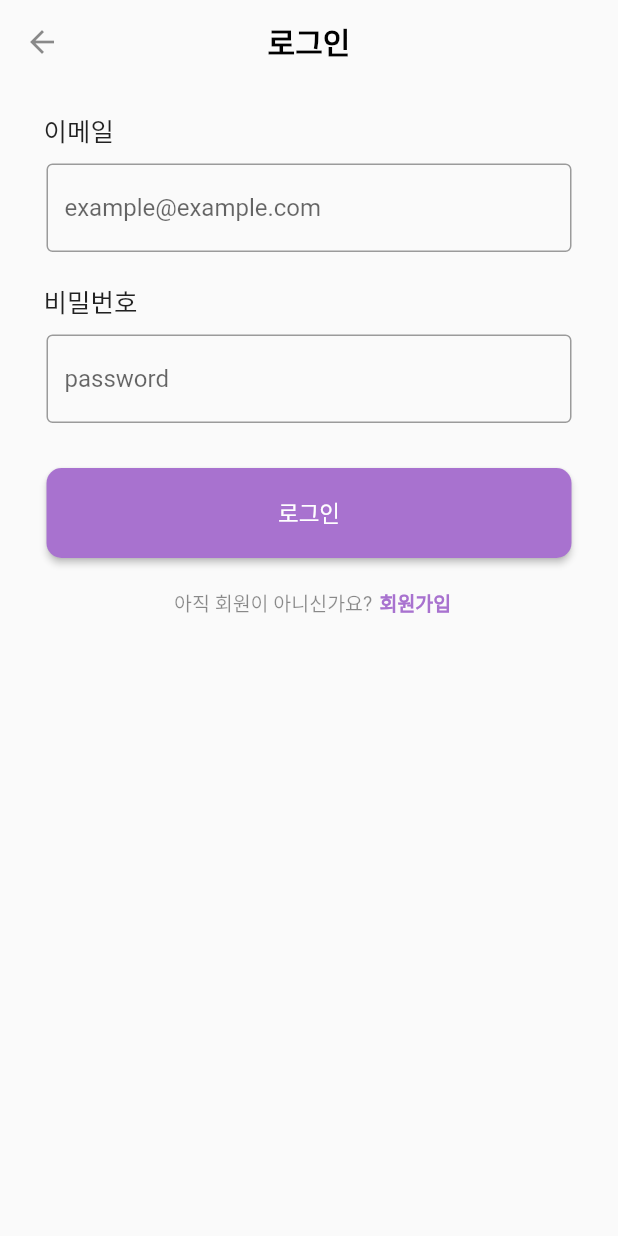
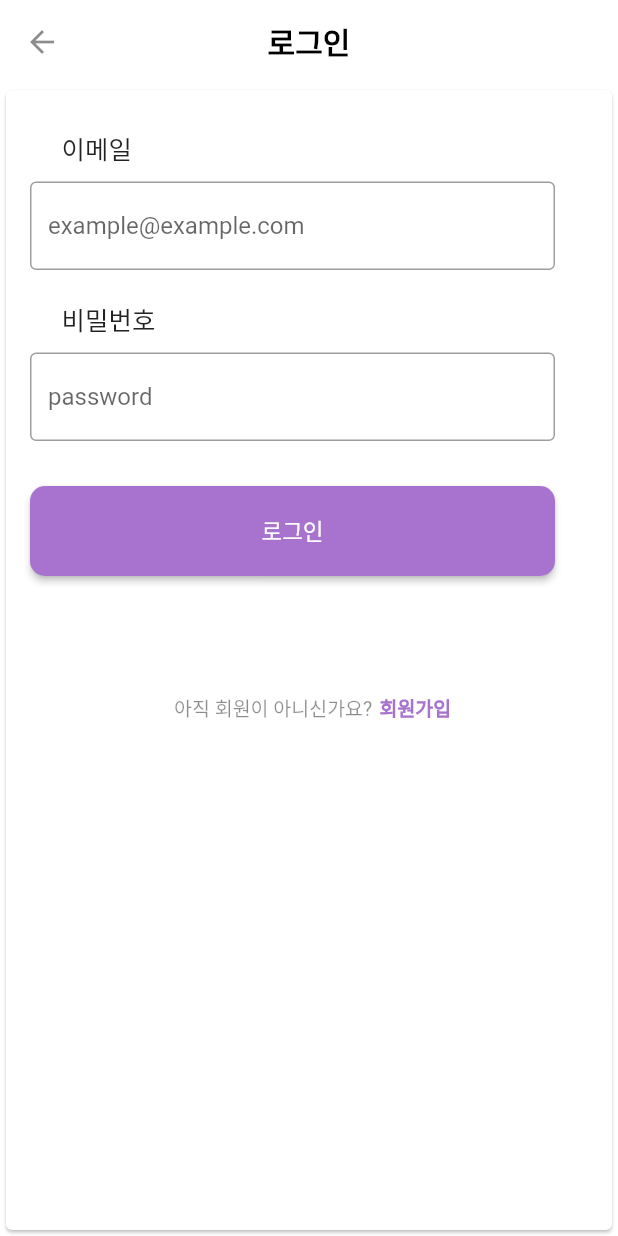
Before and after one commit to suzumsz/WRUG, a Flutter app: the screen it shows after launch, in the side drawer, after a tap on "로그인", on a phone screen of 412 x 824 dp. Run offline on Flutter 3.47's test engine with Material 2 defaults, Android fonts, the phone set to English and light mode, and no system bars; our stand-ins replace firebase_auth, firebase_core, flutter_signin_button, flutter_swiper; accounts and stored records are empty.

Commit message:
로그인성공

```diff
--- a/lib/Login_page.dart
+++ b/lib/Login_page.dart
@@ -5,21 +5,24 @@ import 'package:firebase_auth/firebase_auth.dart';
 
 final FirebaseAuth _auth = FirebaseAuth.instance;
 
-void main() {
-  runApp(LoginPage());
+const PrimaryColor = Color.fromRGBO(168, 114, 207, 1);
+const SubColor = Color.fromRGBO(241, 230, 250, 1);
+
+class LoginPage extends StatefulWidget {
+  @override
+  State<StatefulWidget> createState() => _LoginPageState();
 }
 
-class LoginPage extends StatelessWidget {
+class _LoginPageState extends State<LoginPage> {
+  final GlobalKey<FormState> _formKey = GlobalKey<FormState>();
+  final TextEditingController _emailController = TextEditingController();
+  final TextEditingController _passwordController = TextEditingController();
+
+  bool _success;
+  String _userEmail;
+  String _error;
 
   @override
-  String _email;
-  String _password;
-
-  static const PrimaryColor = Color.fromRGBO(168, 114, 207, 1);
-  static const SubColor = Color.fromRGBO(241, 230, 250, 1);
-
-  final GlobalKey<FormState> _formKey = GlobalKey<FormState>();
-
   Widget build(BuildContext context) {
     return MaterialApp(
       theme: ThemeData(
@@ -27,7 +30,9 @@ class LoginPage extends StatelessWidget {
         visualDensity: VisualDensity.adaptivePlatformDensity,
       ),
       home: Scaffold(
+        key: _formKey,
         resizeToAvoidBottomInset: false,
+        backgroundColor: Colors.white,
         appBar: AppBar(
           title: Text('로그인',
               style: TextStyle(
@@ -39,17 +44,20 @@ class LoginPage extends StatelessWidget {
           elevation: 0.0,
           leading: IconButton(
               onPressed: () {
-                    Navigator.push(context,
-                        MaterialPageRoute(builder: (context) => MyApp()));
+                Navigator.push(
+                    context, MaterialPageRoute(builder: (context) => MyApp()));
               },
               color: Colors.black45,
               icon: Icon(Icons.arrow_back)),
         ),
-            body: Padding(
-                padding: EdgeInsets.all(8.0),
-                child: Form(
+        body: Form(
             key: _formKey,
-                    child: Column(children: <Widget>[
+            child: Card(
+                child: Padding(
+                    padding: EdgeInsets.all(16),
+                    child: Column(
+                        crossAxisAlignment: CrossAxisAlignment.start,
+                        children: <Widget>[
                           SizedBox(
                             height: 10.0,
                           ),
@@ -65,6 +73,7 @@ class LoginPage extends StatelessWidget {
                           Container(
                             width: 350.0,
                             child: TextFormField(
+                              controller: _emailController,
                               decoration: InputDecoration(
                                 border: OutlineInputBorder(),
                                 hintText: 'example@example.com',
@@ -75,12 +84,6 @@ class LoginPage extends StatelessWidget {
                                 }
                                 return null;
                               },
-                          onChanged: (result) {
-                            _email = result;
-                          },
-                          /*onSaved: (String value) {
-                            _email = value;
-                          },*/
                             ),
                           ),
                           SizedBox(
@@ -98,22 +101,17 @@ class LoginPage extends StatelessWidget {
                           Container(
                             width: 350.0,
                             child: TextFormField(
+                              controller: _passwordController,
                               decoration: InputDecoration(
                                 border: OutlineInputBorder(),
                                 hintText: 'password',
                               ),
-                          onChanged: (result) {
-                            _password = result;
-                          },
                               validator: (String value) {
                                 if (value.isEmpty) {
                                   return '비밀번호를 확인해 주세요.';
                                 }
                                 return null;
                               },
-                          /*onSaved: (String value) {
-                            _password = value;
-                          },*/
                               obscureText: true,
                             ),
                           ),
@@ -125,31 +123,16 @@ class LoginPage extends StatelessWidget {
                             height: 60.0,
                             child: RaisedButton(
                               onPressed: () {
-                            print(_email + '\n' + _password);
-                            if (!_formKey.currentState.validate()) {
-                              return;
-                            }
-                            Auth();
+                                if (_formKey.currentState.validate()) {
+                                  _signIn();
                                   Navigator.push(
                                       context,
-                                    MaterialPageRoute(builder: (context) =>
-                                        MyApp()));
-                                _formKey.currentState.save();
-
-                                print(_email);
-                                print(_password);
-
-                            // var authHandler = new Auth();
-                            // authHandler
-                            //     .handleSignInEmail(_email, _password)
-                            //     .then((FirebaseUser user) {
-                            //   Navigator.push(
-                            //       context,
-                            //       new MaterialPageRoute(
-                            //           builder: (context) => MainPage()));
-                            // }).catchError((e) => print(e));
+                                      MaterialPageRoute(
+                                          builder: (context) => MyApp()));
+                                }
                               },
-                          child: Text('로그인', style: TextStyle(fontSize: 15)),
+                              child:
+                                  Text('로그인', style: TextStyle(fontSize: 15)),
                               textColor: Colors.white,
                               color: PrimaryColor,
                               shape: RoundedRectangleBorder(
@@ -161,6 +144,24 @@ class LoginPage extends StatelessWidget {
                             height: 20.0,
                           ),
                           Container(
+                            padding: EdgeInsets.all(5),
+                            alignment: Alignment.center,
+                            child: Column(
+                              children: <Widget>[
+                                Text(_success == null
+                                    ? ''
+                                    : (_success
+                                        ? '사용자 로그인에 성공하였습니다.\n 이메일: ' +
+                                            _userEmail
+                                        : '사용자 로그인에 실패하였습니다')),
+                                SizedBox(
+                                  height: 16,
+                                ),
+                                Text(_error == null ? '' : _error),
+                              ],
+                            ),
+                          ),
+                          Container(
                               width: 1000,
                               child: Row(
                                 mainAxisAlignment: MainAxisAlignment.center,
@@ -169,14 +170,16 @@ class LoginPage extends StatelessWidget {
                                     child: Text('아직 회원이 아니신가요?   ',
                                         textAlign: TextAlign.center,
                                         style: TextStyle(
-                                        fontSize: 13, color: Colors.black45)),
+                                            fontSize: 13,
+                                            color: Colors.black45)),
                                   ),
                                   InkWell(
                                     onTap: () {
                                       Navigator.push(
                                           context,
                                           MaterialPageRoute(
-                                          builder: (context) => JoinPage()));
+                                              builder: (context) =>
+                                                  JoinPage()));
                                     },
                                     child: Text('회원가입',
                                         textAlign: TextAlign.center,
@@ -187,27 +190,43 @@ class LoginPage extends StatelessWidget {
                                   )
                                 ],
                               )),
-                    ]
-                    )
-                )
-            )
+                        ])))),
       ),
     );
   }
-  void Auth() async {
 
+  @override
+  void dispose() {
+    _emailController.dispose();
+    _passwordController.dispose();
+    super.dispose();
+  }
+
+  //사용자 로그인 처리
+  void _signIn() async {
     try {
       final User user = (await _auth.signInWithEmailAndPassword(
-        email: _email,
-        password: _password,
-      )).user;
+        email: _emailController.text,
+        password: _passwordController.text,
+      ))
+          .user;
 
       if (user != null) {
-        _email = user.email;
+        setState(() {
+          _success = true;
+          _userEmail = user.email;
+        });
       } else {
+        setState(() {
+          _success = false;
+        });
       }
     } catch (e) {
       print(e);
+      setState(() {
+        _error = e.toString();
+        _success = false;
+      });
     }
   }
 }
--- a/lib/main.dart
+++ b/lib/main.dart
@@ -5,8 +5,11 @@ import 'Check_page.dart';
 import 'Account_Page.dart';
 import 'Details_page.dart';
 import 'package:firebase_auth/firebase_auth.dart';
-
-void main() {
+import 'package:firebase_core/firebase_core.dart';
+
+Future<void> main() async {
+  WidgetsFlutterBinding.ensureInitialized();
+  await Firebase.initializeApp();
   runApp(MyApp());
 }
 
@@ -18,7 +21,6 @@ final _location = '인천광역시 강화군 불은면 강화동로 416';
 final app = AppState(false, null);
 
 class MyApp extends StatelessWidget {
-
   @override
   Widget build(BuildContext context) {
     return MaterialApp(
@@ -34,7 +36,7 @@ class MyApp extends StatelessWidget {
   }
 }
 
-class AppState{
+class AppState {
   bool loading;
   FirebaseUser user;
   AppState(this.loading, this.user);
@@ -50,9 +52,8 @@ class MainPage extends StatelessWidget {
 
   @override
   Widget build(BuildContext context) {
-
     // 로그인 된 경우 DrawerHeader
-    Widget Login_done(){
+    Widget Login_done() {
       return new DrawerHeader(
         decoration: BoxDecoration(
           color: Color.fromRGBO(137, 71, 184, 1),
@@ -68,7 +69,7 @@ class MainPage extends StatelessWidget {
     }
 
     // 로그인 된 경우 로그아웃 버튼
-    Widget Login_dones(){
+    Widget Login_dones() {
       return new ListTile(
         leading: Icon(Icons.logout),
         title: Text('로그아웃'),
@@ -76,14 +77,14 @@ class MainPage extends StatelessWidget {
           // 로그아웃 처리
           _auth.signOut();
 
-          Navigator.push(context,
-              MaterialPageRoute(builder: (context) => MyApp()));
+          Navigator.push(
+              context, MaterialPageRoute(builder: (context) => MyApp()));
         },
       );
     }
 
     // 로그인 안 된 경우 DrawerHeader
-    Widget Login_Signup(){
+    Widget Login_Signup() {
       return new DrawerHeader(
         decoration: BoxDecoration(
           color: Color.fromRGBO(137, 71, 184, 1),
@@ -99,60 +100,60 @@ class MainPage extends StatelessWidget {
     }
 
     // 로그인 안 된 경우 로그인 버튼
-    Widget Login_Signups(){
+    Widget Login_Signups() {
       return new ListTile(
         leading: Icon(Icons.login),
         title: Text('로그인'),
         onTap: () {
-          Navigator.push(context,
-              MaterialPageRoute(builder: (context) => LoginPage()));
+          Navigator.push(
+              context, MaterialPageRoute(builder: (context) => LoginPage()));
         },
       );
     }
 
     // 회원가입
-    Widget register(){
+    Widget register() {
       return new ListTile(
         leading: Icon(Icons.person_add_alt),
         title: Text('회원가입'),
         onTap: () {
-          Navigator.push(context,
-              MaterialPageRoute(builder: (context) => JoinPage()));
+          Navigator.push(
+              context, MaterialPageRoute(builder: (context) => JoinPage()));
         },
       );
     }
 
     // 예약확인
-    Widget fact_check(){
+    Widget fact_check() {
       return new ListTile(
         leading: Icon(Icons.fact_check),
         title: Text('예약확인'),
         onTap: () {
-          Navigator.push(context,
-              MaterialPageRoute(builder: (context) => CheckPage()));
+          Navigator.push(
+              context, MaterialPageRoute(builder: (context) => CheckPage()));
         },
       );
     }
 
     // 개인정보
-    Widget account(){
+    Widget account() {
       return new ListTile(
         leading: Icon(Icons.account_circle),
         title: Text('개인정보'),
         onTap: () {
-          Navigator.push(context,
-              MaterialPageRoute(builder: (context) => AccountPage()));
+          Navigator.push(
+              context, MaterialPageRoute(builder: (context) => AccountPage()));
         },
       );
     }
 
-    Widget box1(){
+    Widget box1() {
       return new SizedBox(
         height: 50.0,
       );
     }
 
-    Widget box2(){
+    Widget box2() {
       return new SizedBox(
         height: 300.0,
       );
@@ -193,27 +194,24 @@ class MainPage extends StatelessWidget {
       drawer: Drawer(
         child: ListView(
           padding: EdgeInsets.zero,
-          children: <Widget> [
+          children: <Widget>[
             // 로그인 여부에 따른 DrawerHeader
-            if(app.user == null) Login_Signup()
-            else Login_done(),
+            if (app.user == null) Login_Signup() else Login_done(),
 
             ListTile(
               leading: Icon(Icons.home),
               title: Text('메인페이지'),
               onTap: () {
-                Navigator.push(context,
-                    MaterialPageRoute(builder: (context) => MyApp()));
+                Navigator.push(
+                    context, MaterialPageRoute(builder: (context) => MyApp()));
               },
             ),
 
             // 로그인 여부에 따른 개인정보 유무
-            if(app.user == null)  account()
-            else register(),
+            if (app.user == null) account() else register(),
 
             // 로그인 여부에 따른 예약확인 유무
-            if(app.user == null)  fact_check()
-            else box1(),
+            if (app.user == null) fact_check() else box1(),
 
             box2(),
 
@@ -222,8 +220,7 @@ class MainPage extends StatelessWidget {
             // else Login_Signups(),
 
             // 로그인 전
-            if(app.user == null) Login_Signups()
-            else Login_dones(),
+            if (app.user == null) Login_Signups() else Login_dones(),
           ],
         ),
       ),
@@ -270,7 +267,6 @@ class MainPage extends StatelessWidget {
               ),
             ),
           ),
-
           Container(
             margin: const EdgeInsets.only(right: 15, left: 15),
             child: Column(
--- a/pubspec.yaml
+++ b/pubspec.yaml
@@ -31,6 +31,7 @@ dependencies:
   flutter_swiper: ^1.1.6
   firebase_core: "0.5.3"
   firebase_auth: "^0.18.4"
+  flutter_signin_button: ^1.1.0
 
 dev_dependencies:
   flutter_test:
```
Also changed, not shown: lib/Join_page.dart (+73 -83 lines), pubspec.lock. Lines whose indentation alone changed are shown as unchanged.
